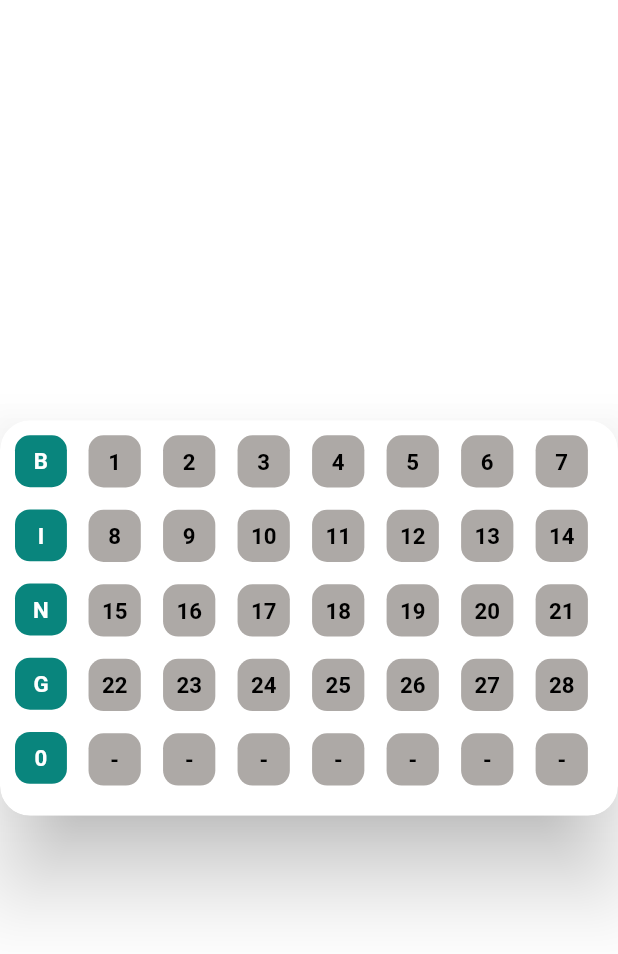
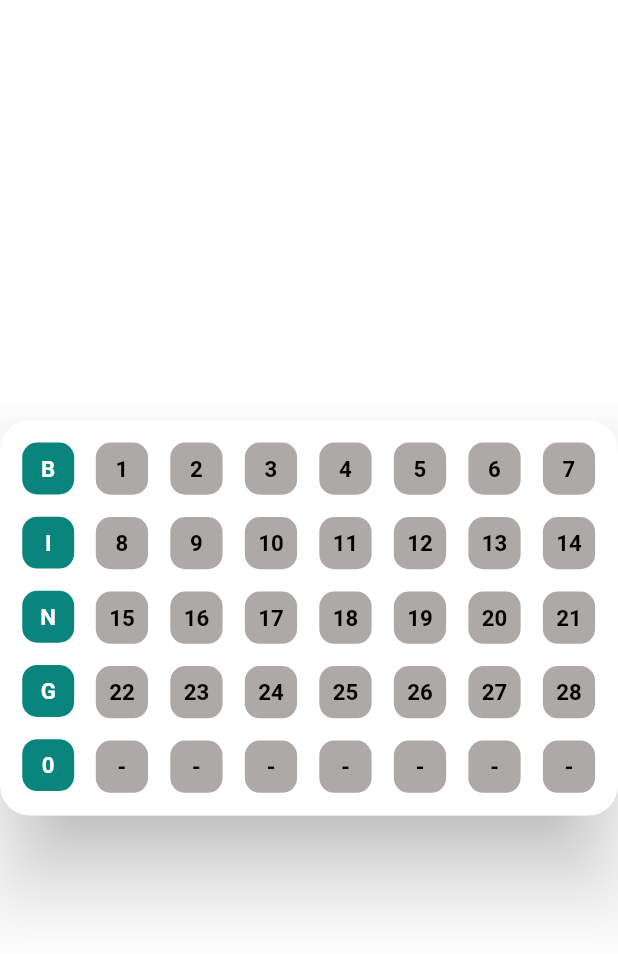
Before and after one commit to MaxiSoriano70/1erWidgetGrupo5, a Flutter app: the screen it shows after launch, on a phone screen of 412 x 824 dp. Shown: the top 954 px of the screen. Run offline on Flutter 3.47's test engine with Material 2 defaults, Android fonts, the phone set to English and light mode, and no system bars.

```diff
--- a/lib/src/components/bingo_card.dart
+++ b/lib/src/components/bingo_card.dart
@@ -106,15 +106,13 @@ class _BingoCardState extends State<BingoCard> {
   }
 
   Widget _bingoCard(double width, List<CustomButton> customButtonList) {
-    //double padding = width*0.72/2;
-    //print(padding);
     return Material(
       elevation: 25,
       color: Colors.transparent,
       child: ClipRRect(
         borderRadius: BorderRadius.circular(20),
         child: Container(
-          padding: const EdgeInsets.all(10),
+          padding: EdgeInsets.all(width*0.072/2),
           width: width,
           height: width * 0.64,
           decoration: BoxDecoration(borderRadius: BorderRadius.circular(20), color: widget.cardColor,),
```
